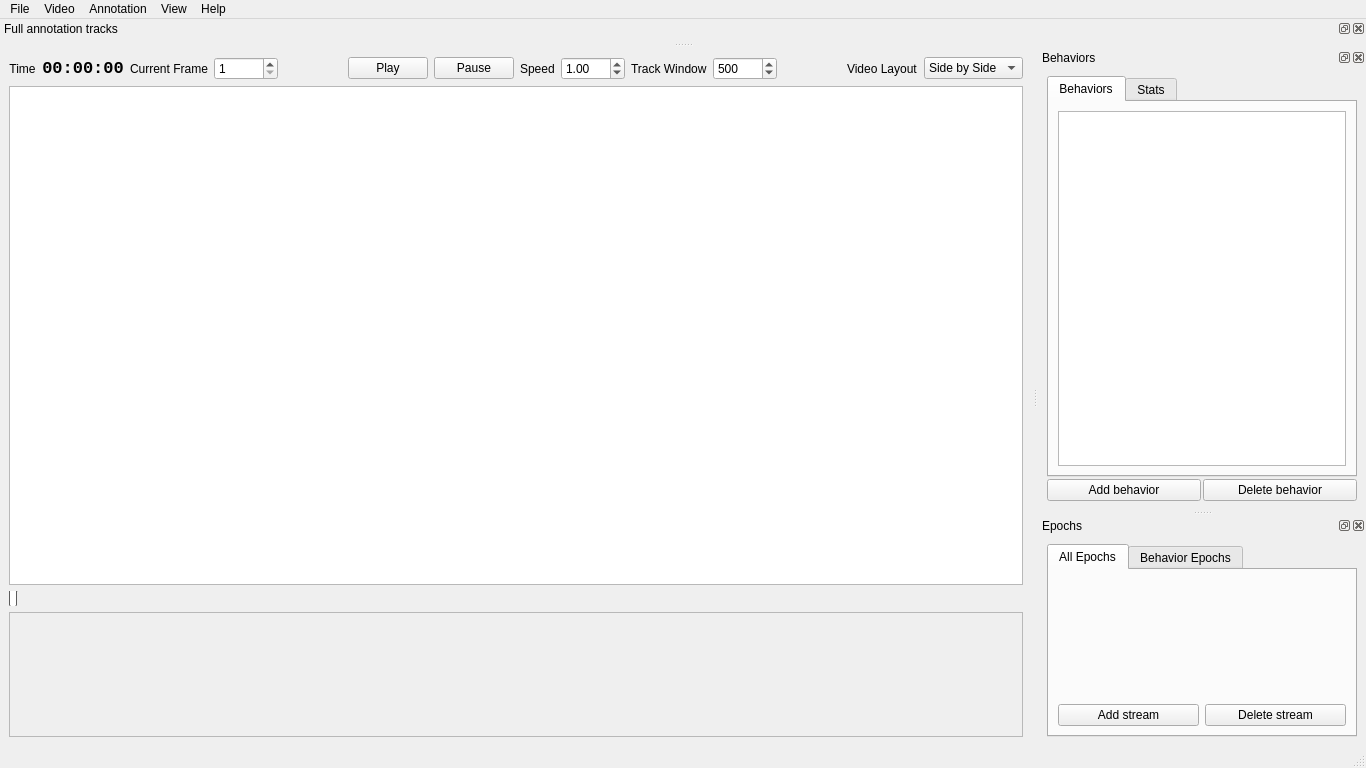
hsingchien/Bannotator, file bannotator/ui/mainwindow.ui: the form before one commit.
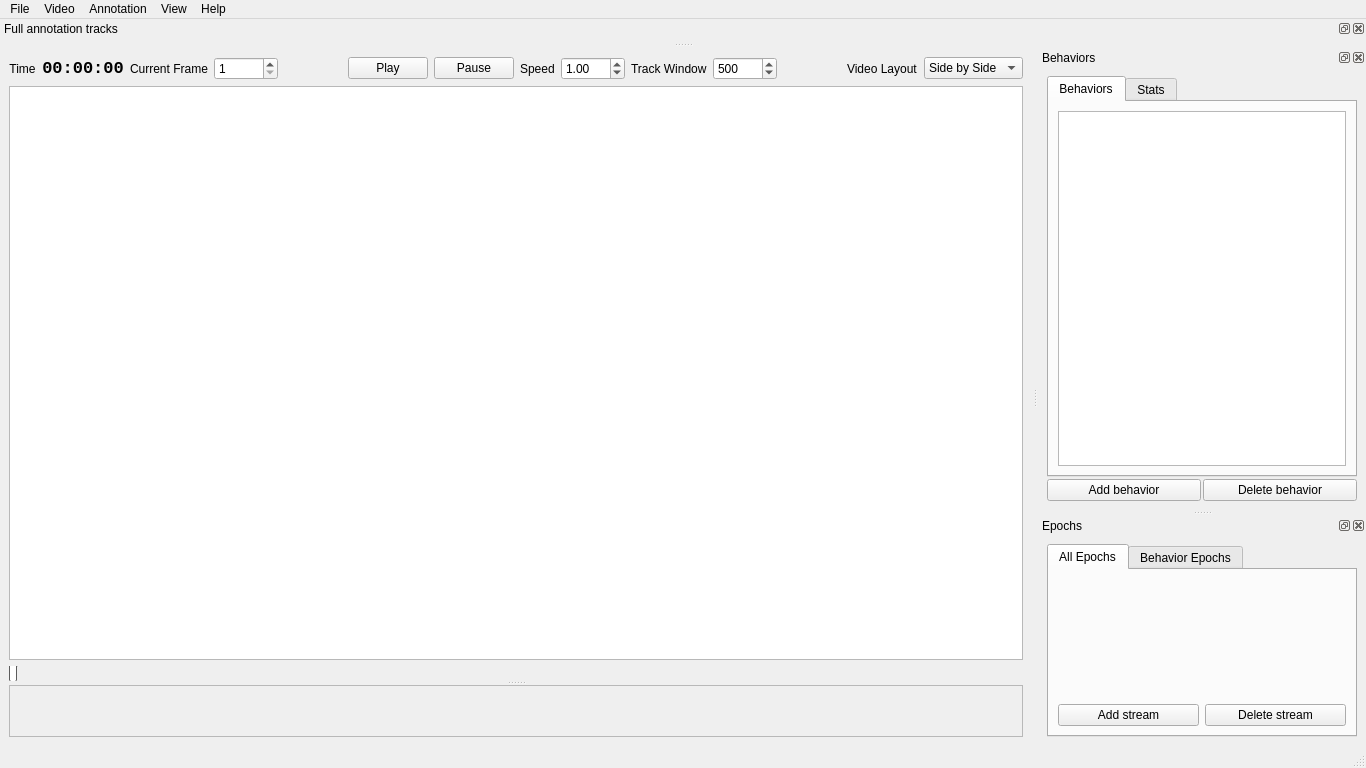
The form after the commit. Custom widgets are drawn as their Qt base class.

Commit message: splitter layout for tracks

What changed in the file:
```diff
--- a/bannotator/ui/mainwindow.ui
+++ b/bannotator/ui/mainwindow.ui
@@ -20,9 +20,14 @@
      <verstretch>0</verstretch>
     </sizepolicy>
    </property>
-   <layout class="QHBoxLayout" name="horizontalLayout_2" stretch="2">
+   <layout class="QVBoxLayout" name="verticalLayout_8">
     <item>
-     <layout class="QVBoxLayout" name="display_layout" stretch="1,16,0,4">
+     <widget class="QSplitter" name="splitter">
+      <property name="orientation">
+       <enum>Qt::Vertical</enum>
+      </property>
+      <widget class="QWidget" name="">
+       <layout class="QVBoxLayout" name="video_area_vlayout">
       <item>
        <layout class="QHBoxLayout" name="horizontalLayout_12" stretch="0,1,0,1,1,0,0,0,1,0,1,1,0,1">
         <item>
@@ -191,7 +196,7 @@
        </layout>
       </item>
       <item>
-       <layout class="QHBoxLayout" name="video_layout" stretch="0">
+         <layout class="QHBoxLayout" name="video_layout">
         <item>
          <widget class="BehavVideoView" name="vid1_view">
           <property name="font">
@@ -239,7 +244,8 @@
         </property>
        </widget>
       </item>
-      <item>
+       </layout>
+      </widget>
        <widget class="QFrame" name="track_frame">
         <property name="sizePolicy">
          <sizepolicy hsizetype="Expanding" vsizetype="Expanding">
@@ -259,14 +265,17 @@
         <property name="frameShadow">
          <enum>QFrame::Raised</enum>
         </property>
-        <layout class="QHBoxLayout" name="horizontalLayout_10">
+       <layout class="QHBoxLayout" name="horizontalLayout_2">
          <item>
-          <layout class="QVBoxLayout" name="track_layout"/>
-         </item>
-        </layout>
-       </widget>
-      </item>
-     </layout>
+         <layout class="QVBoxLayout" name="track_layout">
+          <property name="spacing">
+           <number>2</number>
+          </property>
+         </layout>
+        </item>
+       </layout>
+      </widget>
+     </widget>
     </item>
    </layout>
   </widget>
```
Left out of the diff: 16 changed lines with no effect on the pictures. Lines whose indentation alone changed are shown as unchanged. The commit also changes 3 other files.
